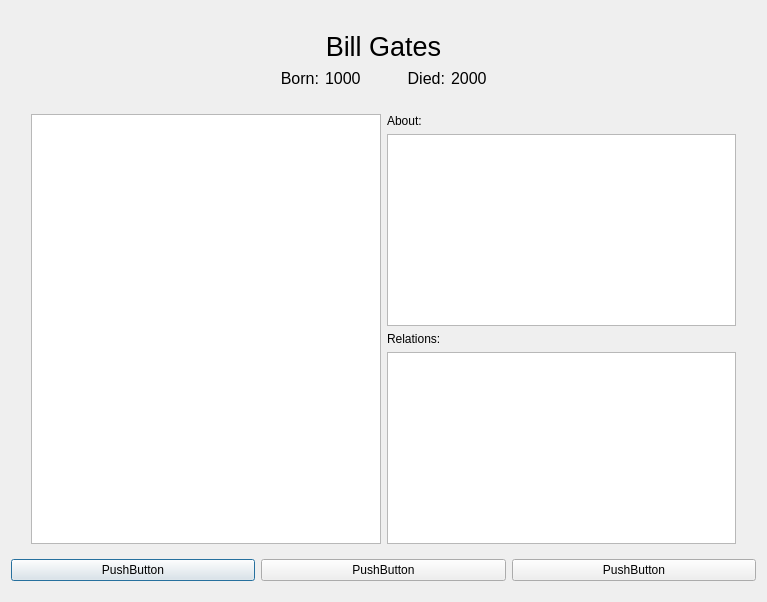
Before: the Qt Designer form scientistwindow.ui in athenabjorg/sacr, drawn with Qt 5.
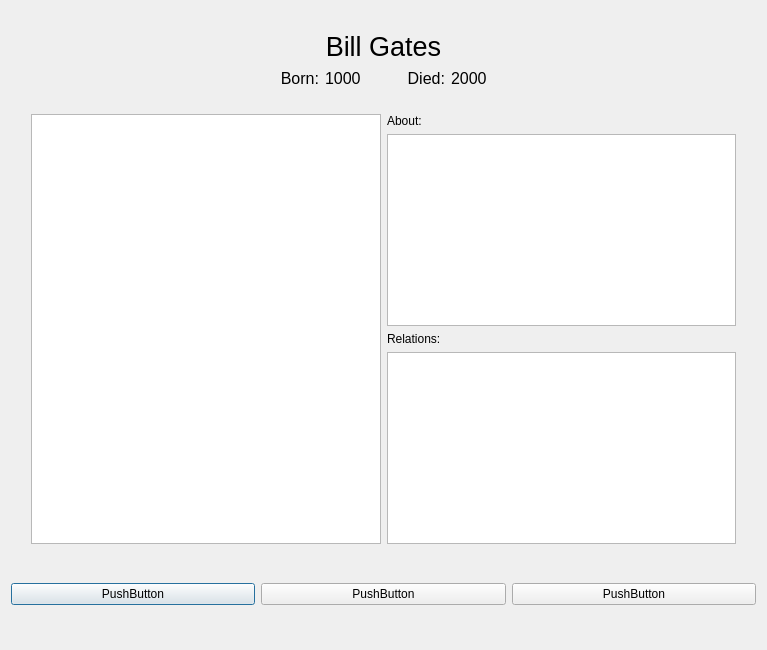
After: the same form once the commit is applied.

```diff
--- a/scientistwindow.ui
+++ b/scientistwindow.ui
@@ -7,7 +7,7 @@
     <x>0</x>
     <y>0</y>
     <width>767</width>
-    <height>602</height>
+    <height>650</height>
    </rect>
   </property>
   <property name="windowTitle">
```
Left out of the diff: 20 changed lines with no effect on the pictures.
